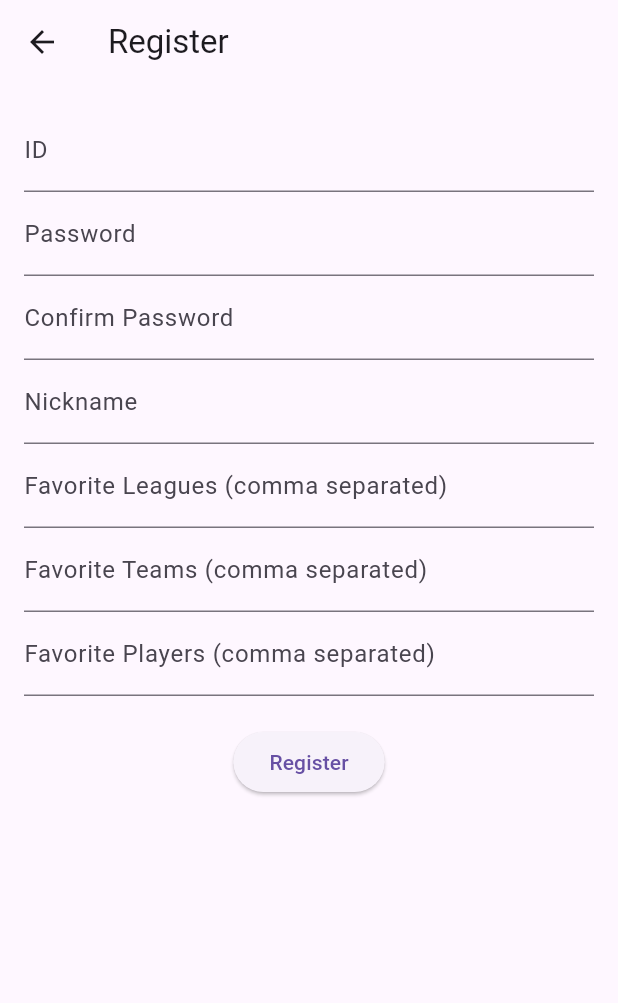
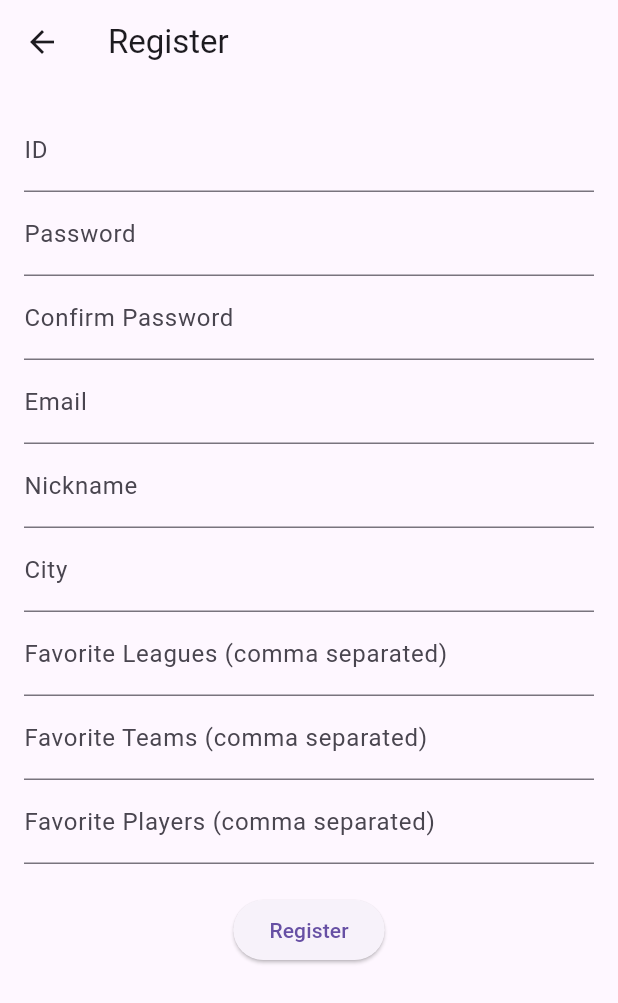
Before and after one commit to yjbigbrr/madcamp_week3, a Flutter app: the RegisterScreen screen opened directly, after a tap on "Register", on a phone screen of 412 x 824 dp. Shown: the top 1003 px of the screen. Run offline on Flutter 3.47's test engine with Material 3 defaults, Android fonts, the phone set to English and light mode, and no system bars; network calls fail.

Commit message:
register&login fixed

```diff
--- a/lib/login/register_screen.dart
+++ b/lib/login/register_screen.dart
@@ -15,6 +15,8 @@ class _RegisterScreenState extends State<RegisterScreen> {
   final TextEditingController _favoriteLeaguesController = TextEditingController();
   final TextEditingController _favoriteTeamsController = TextEditingController();
   final TextEditingController _favoritePlayersController = TextEditingController();
+  final TextEditingController _cityController = TextEditingController();
+  final TextEditingController _emailController = TextEditingController();
   final UserService _userService = UserService(); // UserService 인스턴스 생성
 
   void _register() async {
@@ -25,6 +27,8 @@ class _RegisterScreenState extends State<RegisterScreen> {
     final favoriteLeagues = _favoriteLeaguesController.text.split(',').map((s) => s.trim()).toList();
     final favoriteTeams = _favoriteTeamsController.text.split(',').map((s) => s.trim()).toList();
     final favoritePlayers = _favoritePlayersController.text.split(',').map((s) => s.trim()).toList();
+    final city = _cityController.text;
+    final email = _emailController.text;
 
     if (password != confirmPassword) {
       ScaffoldMessenger.of(context).showSnackBar(
@@ -82,8 +86,16 @@ class _RegisterScreenState extends State<RegisterScreen> {
                 obscureText: true,
               ),
               TextField(
+                controller: _emailController,
+                decoration: InputDecoration(labelText: 'Email'),
+              ),
+              TextField(
                 controller: _nicknameController,
                 decoration: InputDecoration(labelText: 'Nickname'),
+              ),
+              TextField(
+                controller: _cityController,
+                decoration: InputDecoration(labelText: 'City'),
               ),
               TextField(
                 controller: _favoriteLeaguesController,
--- a/lib/server/model/User.dart
+++ b/lib/server/model/User.dart
@@ -6,6 +6,10 @@ class User {
   final List<String> favoriteTeams;
   final List<String> favoritePlayers;
   final int points;
+  final String? kakaoId;
+  final String? email;
+  final String? city;
+  final String? myPlayerId;
 
   User({
     required this.id,
@@ -15,6 +19,10 @@ class User {
     required this.favoriteTeams,
     required this.favoritePlayers,
     this.points = 0,
+    this.kakaoId,
+    this.email,
+    this.city,
+    this.myPlayerId,
   });
 
   // JSON으로부터 User 객체를 생성하는 팩토리 생성자
@@ -27,6 +35,10 @@ class User {
       favoriteTeams: List<String>.from(json['favoriteTeams']),
       favoritePlayers: List<String>.from(json['favoritePlayers']),
       points: json['points'],
+      kakaoId: json['kakaoId'],
+      email: json['email'],
+      city: json['city'],
+      myPlayerId: json['myPlayerId'],
     );
   }
 
@@ -40,6 +52,10 @@ class User {
       'favoriteTeams': favoriteTeams,
       'favoritePlayers': favoritePlayers,
       'points': points,
+      'kakaoId': kakaoId,
+      'email': email,
+      'city': city,
+      'myPlayerId': myPlayerId,
     };
   }
 }
```
Also changed, not shown: lib/server/service/user_service.dart (+5 -9 lines).
